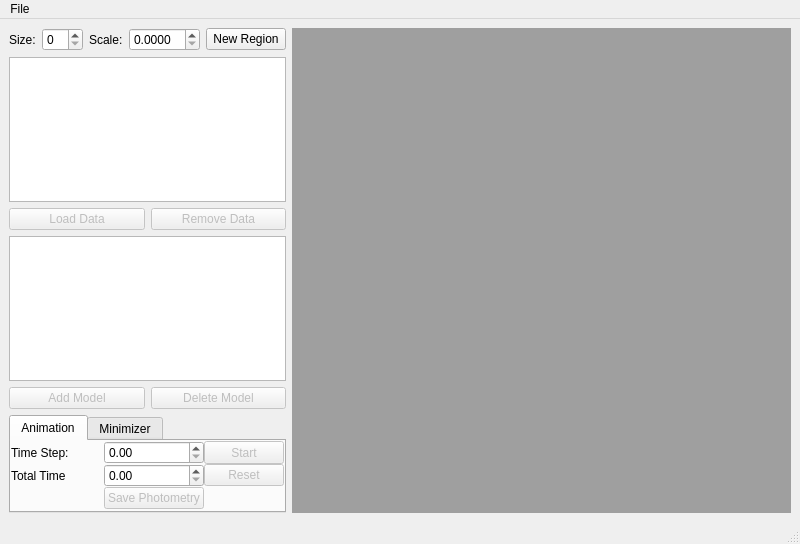
Old version of the form src/QT/gui_main.ui in the repository bkloppenborg/simtoi.
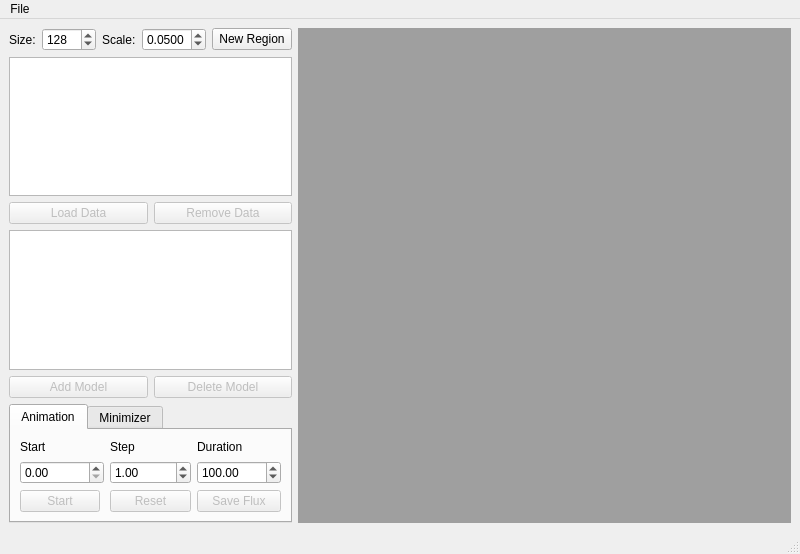
New version of the form.

Commit message: Added light curve importing/exporting.  Permit time to run backwards.

Patch:
```diff
--- a/src/QT/gui_main.ui
+++ b/src/QT/gui_main.ui
@@ -7,7 +7,7 @@
     <x>0</x>
     <y>0</y>
     <width>800</width>
-    <height>544</height>
+    <height>554</height>
    </rect>
   </property>
   <property name="windowTitle">
@@ -18,7 +18,20 @@
     <item row="0" column="0">
      <layout class="QGridLayout" name="gridLayout">
       <item row="0" column="1">
-       <widget class="QSpinBox" name="spinModelSize"/>
+       <widget class="QSpinBox" name="spinModelSize">
+        <property name="minimum">
+         <number>64</number>
+        </property>
+        <property name="maximum">
+         <number>2048</number>
+        </property>
+        <property name="singleStep">
+         <number>64</number>
+        </property>
+        <property name="value">
+         <number>128</number>
+        </property>
+       </widget>
       </item>
       <item row="0" column="0">
        <widget class="QLabel" name="label">
@@ -39,6 +52,18 @@
         <property name="decimals">
          <number>4</number>
         </property>
+        <property name="minimum">
+         <double>0.000000000000000</double>
+        </property>
+        <property name="maximum">
+         <double>1.000000000000000</double>
+        </property>
+        <property name="singleStep">
+         <double>0.050000000000000</double>
+        </property>
+        <property name="value">
+         <double>0.050000000000000</double>
+        </property>
        </widget>
       </item>
       <item row="0" column="2">
@@ -145,23 +170,67 @@
         <string>Animation</string>
        </attribute>
        <layout class="QGridLayout" name="gridLayout_3">
-        <property name="margin">
-         <number>0</number>
-        </property>
-        <property name="spacing">
-         <number>0</number>
-        </property>
         <item row="0" column="0">
-         <widget class="QLabel" name="label_3">
+         <widget class="QLabel" name="label_5">
           <property name="text">
-           <string>Time Step:</string>
+           <string>Start</string>
           </property>
          </widget>
         </item>
         <item row="0" column="1">
-         <widget class="QDoubleSpinBox" name="spinTimestep"/>
+         <widget class="QLabel" name="label_3">
+          <property name="text">
+           <string>Step</string>
+          </property>
+         </widget>
         </item>
         <item row="0" column="2">
+         <widget class="QLabel" name="label_4">
+          <property name="text">
+           <string>Duration</string>
+          </property>
+         </widget>
+        </item>
+        <item row="1" column="0">
+         <widget class="QDoubleSpinBox" name="spinTimeStart">
+          <property name="maximum">
+           <double>3000000.000000000000000</double>
+          </property>
+          <property name="singleStep">
+           <double>100.000000000000000</double>
+          </property>
+          <property name="value">
+           <double>0.000000000000000</double>
+          </property>
+         </widget>
+        </item>
+        <item row="1" column="1">
+         <widget class="QDoubleSpinBox" name="spinTimeStep">
+          <property name="minimum">
+           <double>-1000.000000000000000</double>
+          </property>
+          <property name="maximum">
+           <double>1000.000000000000000</double>
+          </property>
+          <property name="value">
+           <double>1.000000000000000</double>
+          </property>
+         </widget>
+        </item>
+        <item row="1" column="2">
+         <widget class="QDoubleSpinBox" name="spinTimeDuration">
+          <property name="maximum">
+           <double>100000.000000000000000</double>
+          </property>
+          <property name="singleStep">
+           <double>100.000000000000000</double>
+          </property>
+          <property name="value">
+           <double>100.000000000000000</double>
+          </property>
+         </widget>
+        </item>
+        <item row="2" column="0">
          <widget class="QPushButton" name="btnStartStop">
           <property name="enabled">
            <bool>false</bool>
@@ -177,24 +246,7 @@
           </property>
          </widget>
         </item>
-        <item row="1" column="0">
-         <widget class="QLabel" name="label_4">
-          <property name="text">
-           <string>Total Time</string>
-          </property>
-         </widget>
-        </item>
-        <item row="1" column="1">
-         <widget class="QDoubleSpinBox" name="spinTotalTime">
-          <property name="maximum">
-           <double>100000.000000000000000</double>
-          </property>
-          <property name="singleStep">
-           <double>100.000000000000000</double>
-          </property>
-         </widget>
-        </item>
-        <item row="1" column="2">
+        <item row="2" column="1">
          <widget class="QPushButton" name="btnReset">
           <property name="enabled">
            <bool>false</bool>
@@ -204,13 +256,13 @@
           </property>
          </widget>
         </item>
-        <item row="2" column="1">
+        <item row="2" column="2">
          <widget class="QPushButton" name="btnSavePhotometry">
           <property name="enabled">
            <bool>false</bool>
           </property>
           <property name="text">
-           <string>Save Photometry</string>
+           <string>Save Flux</string>
           </property>
          </widget>
         </item>
```
Left out of the diff: 2 changed lines with no effect on the pictures. The commit also changes 1 other file.
